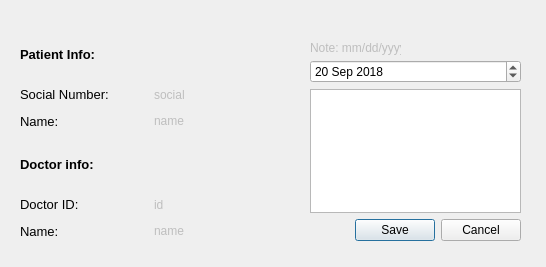
This is GroupFour_DoctorsOffice/addappointmentdialog.ui in KittimasakBunrat/GroupFour_DoctorsOffice as Qt 5 draws it before an edit. The edited form follows.
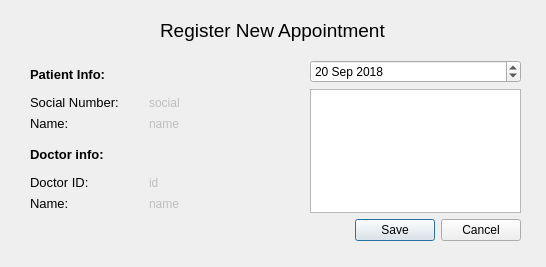
This is the edited form.

```diff
--- a/GroupFour_DoctorsOffice/addappointmentdialog.ui
+++ b/GroupFour_DoctorsOffice/addappointmentdialog.ui
@@ -75,10 +75,10 @@
   <widget class="QWidget" name="layoutWidget">
    <property name="geometry">
     <rect>
-     <x>20</x>
+     <x>30</x>
      <y>140</y>
-     <width>261</width>
-     <height>101</height>
+     <width>231</width>
+     <height>71</height>
     </rect>
    </property>
    <layout class="QVBoxLayout" name="verticalLayout_6">
@@ -160,10 +160,10 @@
   <widget class="QWidget" name="layoutWidget">
    <property name="geometry">
     <rect>
-     <x>20</x>
-     <y>30</y>
-     <width>261</width>
-     <height>101</height>
+     <x>30</x>
+     <y>60</y>
+     <width>231</width>
+     <height>71</height>
     </rect>
    </property>
    <layout class="QVBoxLayout" name="verticalLayout_7">
@@ -243,19 +243,21 @@
    </layout>
   </widget>
   <widget class="QLabel" name="label">
-   <property name="enabled">
-    <bool>false</bool>
-   </property>
    <property name="geometry">
     <rect>
-     <x>310</x>
-     <y>40</y>
-     <width>91</width>
-     <height>16</height>
+     <x>160</x>
+     <y>20</y>
+     <width>231</width>
+     <height>21</height>
     </rect>
    </property>
+   <property name="font">
+    <font>
+     <pointsize>14</pointsize>
+    </font>
+   </property>
    <property name="text">
-    <string>Note: mm/dd/yyyy</string>
+    <string>Register New Appointment</string>
    </property>
   </widget>
  </widget>
```
